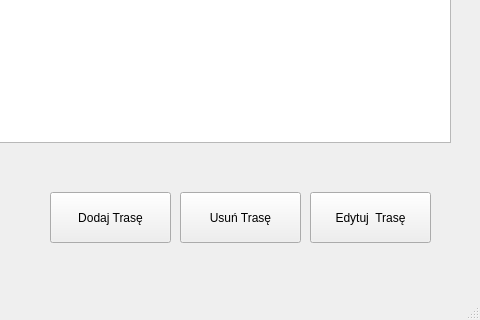
First picture: the form in mainwindow.ui, repository MATMANOFFICIAL/JarzabBazaDanych, before the edit; both pictures show x 360 to 840 and y 307 to 627 of the 840 by 627 pixel window.
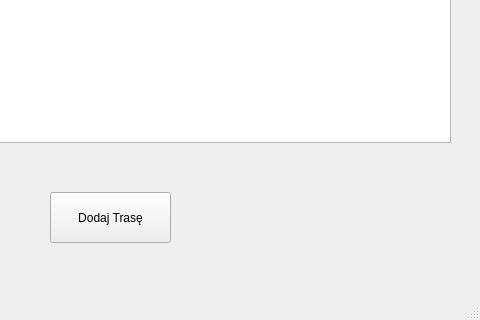
Second picture: the form after the edit.

Patch:
```diff
--- a/mainwindow.ui
+++ b/mainwindow.ui
@@ -62,31 +62,8 @@
       <height>401</height>
      </rect>
     </property>
-   </widget>
-   <widget class="QPushButton" name="usuntraseguzik">
-    <property name="geometry">
-     <rect>
-      <x>540</x>
-      <y>480</y>
-      <width>121</width>
-      <height>51</height>
-     </rect>
-    </property>
-    <property name="text">
-     <string>Usuń Trasę</string>
-    </property>
-   </widget>
-   <widget class="QPushButton" name="edytujtraseguzik">
-    <property name="geometry">
-     <rect>
-      <x>670</x>
-      <y>480</y>
-      <width>121</width>
-      <height>51</height>
-     </rect>
-    </property>
-    <property name="text">
-     <string>Edytuj  Trasę</string>
+    <property name="contextMenuPolicy">
+     <enum>Qt::ContextMenuPolicy::CustomContextMenu</enum>
     </property>
    </widget>
   </widget>
```
